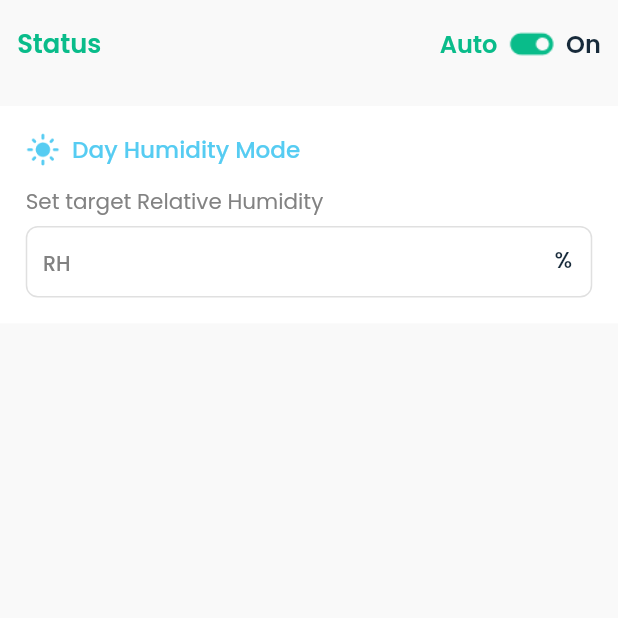
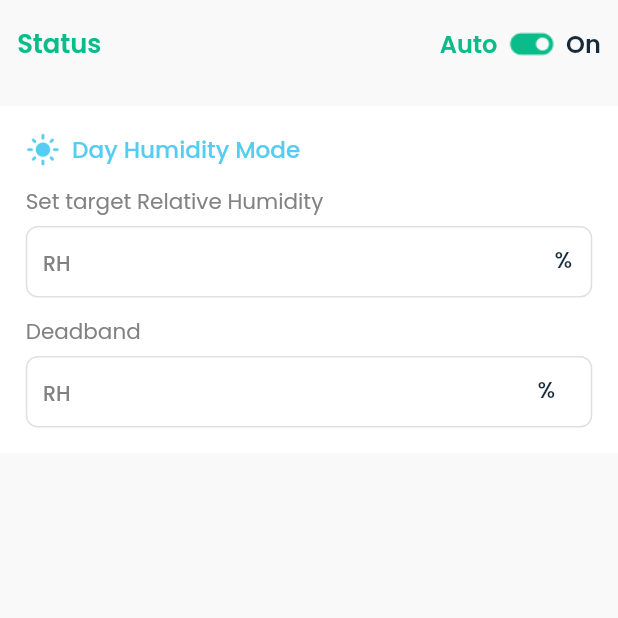
Before and after one commit to MuktiTandel/scimetic, a Flutter app: the HumidityControlScreen screen opened directly, on a phone screen of 412 x 824 dp, the top half of it. Run offline on Flutter 3.47's test engine with Material 2 defaults, Android fonts, the light colour scheme and no system bars; our stand-ins replace dropdown_button2, emoji_picker_flutter, file_picker, flutter_screenutil, flutter_svg, get and 5 more; accounts and stored records are empty.

Commit message:
completed Temperature control screen design, working on crop calendar and humidity control screen design

```diff
--- a/lib/feature/humidity_control/controller/humidity_controller.dart
+++ b/lib/feature/humidity_control/controller/humidity_controller.dart
@@ -6,5 +6,6 @@ class HumidityController extends GetxController {
   RxBool isOn = false.obs;
 
   final TextEditingController dayHumidityTarget = TextEditingController();
+  final TextEditingController dayHumidityDeadband = TextEditingController();
 
 }
--- a/lib/feature/humidity_control/view/humidity_control_screen.dart
+++ b/lib/feature/humidity_control/view/humidity_control_screen.dart
@@ -42,6 +42,14 @@ class HumidityControlScreen extends StatelessWidget {
                       onChanged: (value) {},
                     contentPadding: 20.w
                   ),
+                  SizedBox(height: 10.h,),
+                  commonTexField(
+                      title: AppStrings.deadband,
+                      controller: controller.dayHumidityDeadband,
+                      suffixText: "%",
+                      hintText: AppStrings.rH,
+                      onChanged: (value){}
+                  )
                 ],
               ),
             ),
```
